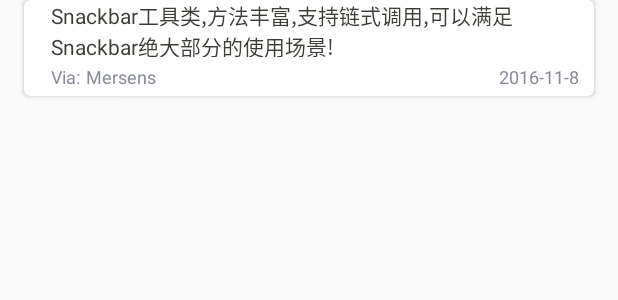
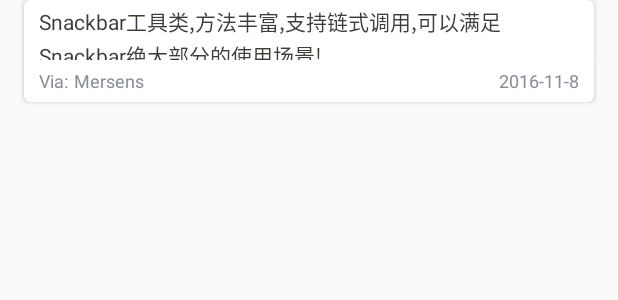
Before and after one commit to Mersens/gank, an Android app: the layout item.xml on its own in the app's theme, with its tools: preview values and no code run, on a phone screen of 412 x 824 dp. Shown: the top 300 px of the screen. Run offline under Robolectric (Android 15) with nearby library versions, the phone set to English and light mode, and no system bars; network calls fail.

Commit message:
new class

```diff
--- a/app/src/main/res/layout/item.xml
+++ b/app/src/main/res/layout/item.xml
@@ -2,7 +2,7 @@
 <LinearLayout xmlns:android="http://schemas.android.com/apk/res/android"
     xmlns:app="http://schemas.android.com/apk/res-auto"
     android:layout_width="match_parent"
-    android:layout_height="80dp"
+    android:layout_height="84dp"
     android:orientation="vertical">
 
     <android.support.v7.widget.CardView
@@ -22,7 +22,7 @@
                 android:layout_width="wrap_content"
                 android:layout_height="wrap_content"
                 android:layout_gravity="center"
-                android:layout_marginLeft="8dp">
+                >
 
                 <ImageView
                     android:id="@+id/imageView"
@@ -43,15 +43,17 @@
 
                 <LinearLayout
                     android:layout_width="wrap_content"
-                    android:layout_height="38dp"
+                    android:layout_height="40dp"
                     android:layout_marginLeft="10dp"
                     android:layout_marginRight="10dp"
                     android:gravity="center"
                     android:orientation="vertical">
 
                     <TextView
+                        android:layout_marginTop="4dp"
                         android:id="@+id/tv_content"
                         style="@style/Text_Content"
+                        android:lineSpacingExtra="2dp"
                         android:maxLines="2"
                         android:text="Snackbar\u5de5\u5177\u7c7b,\u65b9\u6cd5\u4e30\u5bcc,\u652f\u6301\u94fe\u5f0f\u8c03\u7528,\u53ef\u4ee5\u6ee1\u8db3Snackbar\u7edd\u5927\u90e8\u5206\u7684\u4f7f\u7528\u573a\u666f!" />
 
```
Also changed, not shown: app/src/main/java/com/mersens/gank/fragment/AndroidFragment.java (+36 -5 lines), app/src/main/res/layout/layout_android.xml (+13 -6 lines).
